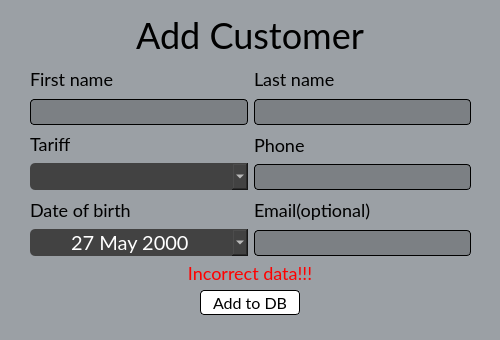
Qt form PhoneManagerGUI/ui/insertcustomerdialog.ui (tarashunchak/PhoneCompanyManager) before a commit.
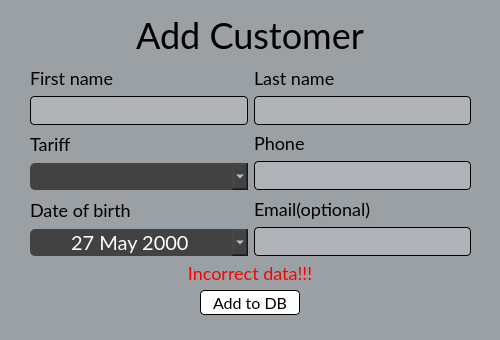
The same form after that commit.

```diff
--- a/PhoneManagerGUI/ui/insertcustomerdialog.ui
+++ b/PhoneManagerGUI/ui/insertcustomerdialog.ui
@@ -127,10 +127,10 @@
       <item>
        <widget class="QLineEdit" name="first_name_lineEdit">
         <property name="styleSheet">
-         <string notr="true">background-color:rgba(0, 0, 0, 0.2);
+         <string notr="true">background-color:rgba(255, 255, 255, 0.2);
 color:black;
-font-family:Lato, Consolas;
-font-size:18px;
+font-family:Lato, Arial, Consolas;
+font-size:20px;
 border-radius:4px;
 border:1px solid black;
 padding-left:4px;</string>
@@ -160,10 +160,10 @@
       <item>
        <widget class="QLineEdit" name="last_name_lineEdit">
         <property name="styleSheet">
-         <string notr="true">background-color:rgba(0, 0, 0, 0.2);
+         <string notr="true">background-color:rgba(255, 255, 255, 0.2);
 color:black;
-font-family:Lato, Consolas;
-font-size:18px;
+font-family:Lato, Arial, Consolas;
+font-size:20px;
 border-radius:4px;
 border:1px solid black;
 padding-left:4px;</string>
@@ -225,10 +225,10 @@
       <item>
        <widget class="QLineEdit" name="phone_lineEdit">
         <property name="styleSheet">
-         <string notr="true">background-color:rgba(0, 0, 0, 0.2);
+         <string notr="true">background-color:rgba(255, 255, 255, 0.2);
 color:black;
-font-family:Lato, Consolas;
-font-size:18px;
+font-family:Lato, Arial, Consolas;
+font-size:20px;
 border-radius:4px;
 border:1px solid black;
 padding-left:4px;</string>
@@ -305,10 +305,10 @@
       <item>
        <widget class="QLineEdit" name="email_lineEdit">
         <property name="styleSheet">
-         <string notr="true">background-color:rgba(0, 0, 0, 0.2);
+         <string notr="true">background-color:rgba(255, 255, 255, 0.2);
 color:black;
-font-family:Lato, Consolas;
-font-size:18px;
+font-family:Lato, Arial, Consolas;
+font-size:20px;
 border-radius:4px;
 border:1px solid black;
 padding-left:4px;</string>
```
Left out of the diff: 24 changed lines with no effect on the pictures.
